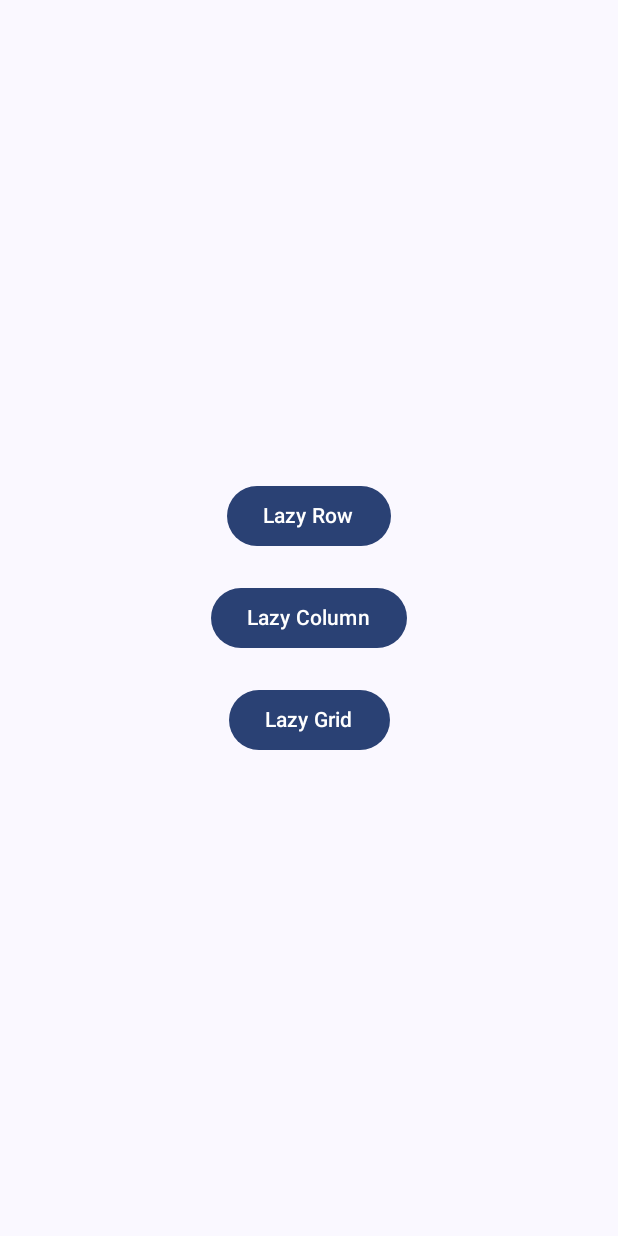
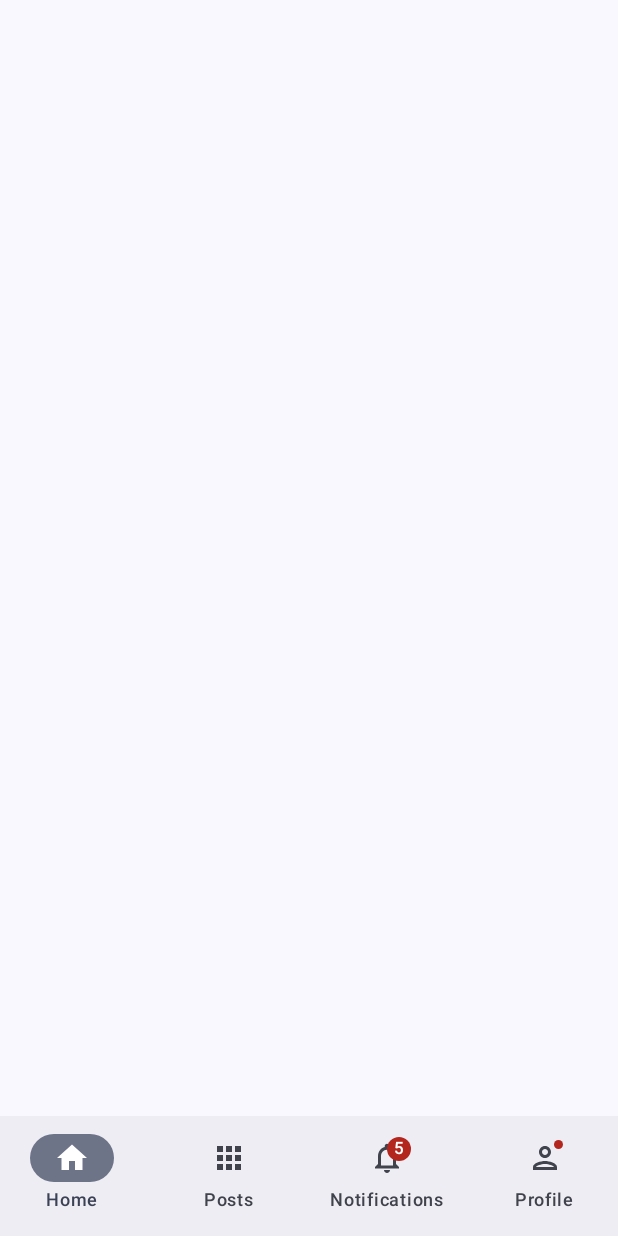
Before and after one commit to kemallakkus/ComposeTraining, an Android app built with Jetpack Compose: the screen it shows after launch (MainActivity), on a phone screen of 412 x 824 dp. Run offline under Robolectric (Android 15) with nearby library versions, the phone set to English and light mode, and no system bars.

Commit message:
add lazy

```diff
--- a/app/src/main/java/kemalakkus/composetraining/MainActivity.kt
+++ b/app/src/main/java/kemalakkus/composetraining/MainActivity.kt
@@ -11,33 +11,42 @@ import androidx.compose.foundation.layout.Column
 import androidx.compose.foundation.layout.WindowInsets
 import androidx.compose.foundation.layout.asPaddingValues
 import androidx.compose.foundation.layout.fillMaxHeight
-import androidx.compose.foundation.layout.fillMaxSize
 import androidx.compose.foundation.layout.fillMaxWidth
 import androidx.compose.foundation.layout.padding
 import androidx.compose.foundation.layout.statusBars
 import androidx.compose.foundation.rememberScrollState
 import androidx.compose.foundation.shape.RoundedCornerShape
 import androidx.compose.foundation.verticalScroll
+import androidx.compose.material.icons.Icons
+import androidx.compose.material.icons.filled.Apps
+import androidx.compose.material.icons.filled.Home
+import androidx.compose.material.icons.filled.Notifications
+import androidx.compose.material.icons.filled.Person
+import androidx.compose.material.icons.outlined.Apps
+import androidx.compose.material.icons.outlined.Home
+import androidx.compose.material.icons.outlined.Notifications
+import androidx.compose.material.icons.outlined.Person
+import androidx.compose.material3.Badge
+import androidx.compose.material3.BadgedBox
 import androidx.compose.material3.Button
+import androidx.compose.material3.Icon
 import androidx.compose.material3.MaterialTheme
-import androidx.compose.material3.Surface
+import androidx.compose.material3.NavigationBar
+import androidx.compose.material3.NavigationBarItem
+import androidx.compose.material3.Scaffold
 import androidx.compose.material3.Text
 import androidx.compose.runtime.Composable
+import androidx.compose.runtime.getValue
+import androidx.compose.runtime.mutableStateOf
+import androidx.compose.runtime.remember
+import androidx.compose.runtime.setValue
 import androidx.compose.ui.Alignment
 import androidx.compose.ui.Modifier
 import androidx.compose.ui.draw.clip
 import androidx.compose.ui.graphics.Color
+import androidx.compose.ui.graphics.vector.ImageVector
 import androidx.compose.ui.tooling.preview.Preview
 import androidx.compose.ui.unit.dp
-import androidx.navigation.compose.NavHost
-import androidx.navigation.compose.composable
-import androidx.navigation.compose.rememberNavController
-import kemalakkus.composetraining.ui.examples.ImageComponent
-import kemalakkus.composetraining.ui.examples.LazyColumnComponent
-import kemalakkus.composetraining.ui.examples.LazyComponentsSelectScreen
-import kemalakkus.composetraining.ui.examples.LazyGridComponent
-import kemalakkus.composetraining.ui.examples.LazyRowComponent
-import kemalakkus.composetraining.ui.examples.TextStyles
 import kemalakkus.composetraining.ui.theme.ComposeTrainingTheme
 
 class MainActivity : ComponentActivity() {
@@ -46,29 +55,73 @@ class MainActivity : ComponentActivity() {
         enableEdgeToEdge()
         setContent {
             ComposeTrainingTheme {
-                Surface(
-                    modifier = Modifier.fillMaxSize(),
-                    color = MaterialTheme.colorScheme.background
-                ) {
-                    val navHostController = rememberNavController()
-                    NavHost(
-                        navController = navHostController,
-                        startDestination = "lazy_components_select_screen"
-                    ) {
-                        composable("lazy_components_select_screen") {
-                            LazyComponentsSelectScreen(navHostController = navHostController)
-                        }
-                        composable("lazy_row_screen") {
-                            LazyRowComponent()
-                        }
-                        composable("lazy_column_screen") {
-                            LazyColumnComponent()
-                    }
-                        composable("lazy_grid_screen") {
-                            LazyGridComponent()
+
+                var selected by remember {
+                    mutableStateOf(0)
+                }
+                Scaffold(
+                    bottomBar = {
+                        NavigationBar {
+                            bottomNavItems.forEachIndexed { index, bottomNavigationItem ->
+                                NavigationBarItem(
+                                    selected = index == selected,
+                                    onClick = {
+                                        selected = index
+//                                        navController.navigate(bottomNavigationItem.route)
+                                    },
+                                    icon = {
+                                        BadgedBox(
+                                            badge = {
+                                                if (bottomNavigationItem.badgeCount != 0) {
+                                                    Badge {
+                                                        Text(text = bottomNavigationItem.badgeCount.toString())
+                                                    }
+                                                } else if (bottomNavigationItem.hasNews) {
+                                                    Badge()
+                                                }
+                                            }
+                                        ) {
+                                            Icon(
+                                                imageVector = if (index == selected) bottomNavigationItem.selectedIcon else bottomNavigationItem.unselectedIcon,
+                                                contentDescription = null
+                                            )
+                                        }
+                                    },
+                                    label = {
+                                        Text(text = bottomNavigationItem.title)
+                                    }
+                                )
+                            }
+
                         }
                     }
+                ) {
+                    val paddingValues = it
                 }
+
+//                Surface(
+//                    modifier = Modifier.fillMaxSize(),
+//                    color = MaterialTheme.colorScheme.background
+//                ) {
+//                    val navHostController = rememberNavController()
+//                    NavHost(
+//                        navController = navHostController,
+//                        startDestination = "lazy_components_select_screen"
+//                    ) {
+//                        composable("lazy_components_select_screen") {
+//                            LazyComponentsSelectScreen(navHostController = navHostController)
+//                        }
+//                        composable("lazy_row_screen") {
+//                            LazyRowComponent()
+//                        }
+//                        composable("lazy_column_screen") {
+//                            LazyColumnComponent()
+//                    }
+//                        composable("lazy_grid_screen") {
+//                            LazyGridComponent()
+//                        }
+//                    }
+//                }
             }
         }
     }
@@ -147,3 +200,48 @@ fun GreetingPreview() {
         SecondUi()
     }
 }
+
+val bottomNavItems = listOf(
+    BottomNavigationItem(
+        title = "Home",
+        route = "home",
+        selectedIcon = Icons.Filled.Home,
+        unselectedIcon = Icons.Outlined.Home,
+        hasNews = false,
+        badgeCount = 0
+    ),
+    BottomNavigationItem(
+        title = "Posts",
+        route = "posts",
+        selectedIcon = Icons.Filled.Apps,
+        unselectedIcon = Icons.Outlined.Apps,
+        hasNews = false,
+        badgeCount = 0
+    ),
+    BottomNavigationItem(
+        title = "Notifications",
+        route = "notifications",
+        selectedIcon = Icons.Filled.Notifications,
+        unselectedIcon = Icons.Outlined.Notifications,
+        hasNews = false,
+        badgeCount = 5
+    ),
+    BottomNavigationItem(
+        title = "Profile",
+        route = "profile",
+        selectedIcon = Icons.Filled.Person,
+        unselectedIcon = Icons.Outlined.Person,
+        hasNews = true,
+        badgeCount = 0
+    )
+)
+
+
+data class BottomNavigationItem(
+    val title: String,
+    val route: String,
+    val selectedIcon: ImageVector,
+    val unselectedIcon: ImageVector,
+    val hasNews: Boolean,
+    val badgeCount: Int? = null,
+)
```
